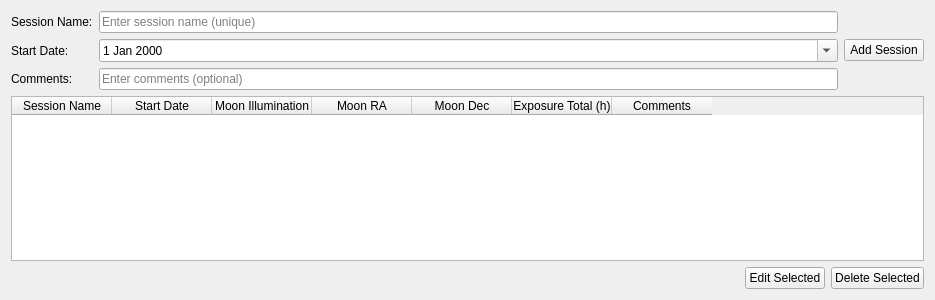
The window that uifiles/sessions_tab.ui (prookyon/MonoObsLog2) describes before a commit, drawn with Qt 5.
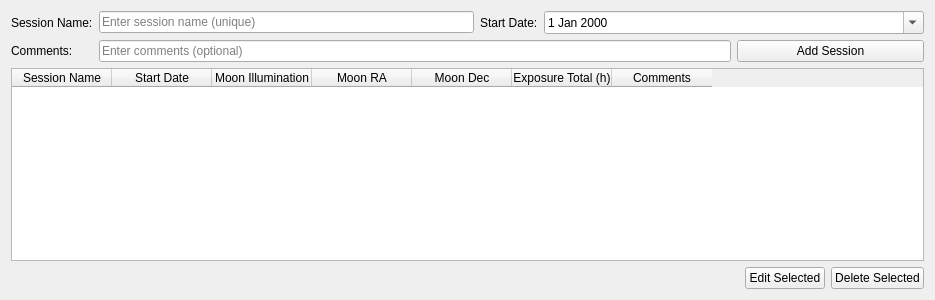
The same window after the commit.

Commit message: UI updates. Incremented version number.

What changed in the file:
```diff
--- a/uifiles/sessions_tab.ui
+++ b/uifiles/sessions_tab.ui
@@ -12,7 +12,7 @@
   </property>
   <layout class="QVBoxLayout" name="verticalLayout">
    <item>
-    <layout class="QGridLayout" name="gridLayout">
+    <layout class="QGridLayout" name="gridLayout" columnstretch="0,1,1,0,1,1">
      <item row="0" column="0">
       <widget class="QLabel" name="sessionNameLabel">
        <property name="text">
@@ -20,42 +20,42 @@
        </property>
       </widget>
      </item>
-     <item row="0" column="1">
+     <item row="0" column="1" colspan="2">
       <widget class="QLineEdit" name="sessionNameLineEdit">
        <property name="placeholderText">
         <string>Enter session name (unique)</string>
        </property>
       </widget>
      </item>
-     <item row="1" column="0">
+     <item row="0" column="3">
       <widget class="QLabel" name="startDateLabel">
        <property name="text">
         <string>Start Date:</string>
        </property>
       </widget>
      </item>
-     <item row="1" column="1">
+     <item row="0" column="4" colspan="2">
       <widget class="QDateEdit" name="startDateEdit">
        <property name="calendarPopup">
         <bool>true</bool>
        </property>
       </widget>
      </item>
-     <item row="2" column="0">
+     <item row="1" column="0">
       <widget class="QLabel" name="sessionCommentLabel">
        <property name="text">
         <string>Comments:</string>
        </property>
       </widget>
      </item>
-     <item row="2" column="1">
+     <item row="1" column="1" colspan="4">
       <widget class="QLineEdit" name="sessionCommentsLineEdit">
        <property name="placeholderText">
         <string>Enter comments (optional)</string>
        </property>
       </widget>
      </item>
-     <item row="0" column="2" rowspan="3">
+     <item row="1" column="5">
       <widget class="QPushButton" name="addSessionButton">
        <property name="text">
         <string>Add Session</string>
```
Left out of the diff: 2 changed lines with no effect on the pictures. The commit also changes 5 other files.
